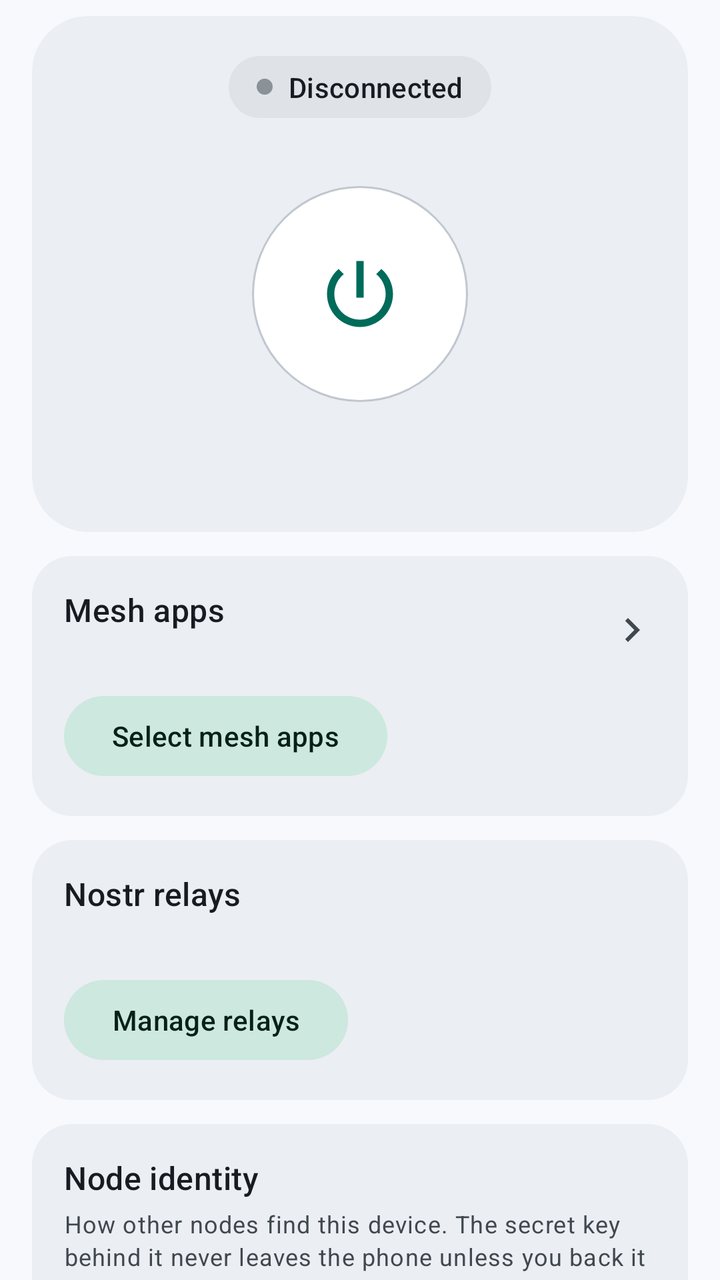
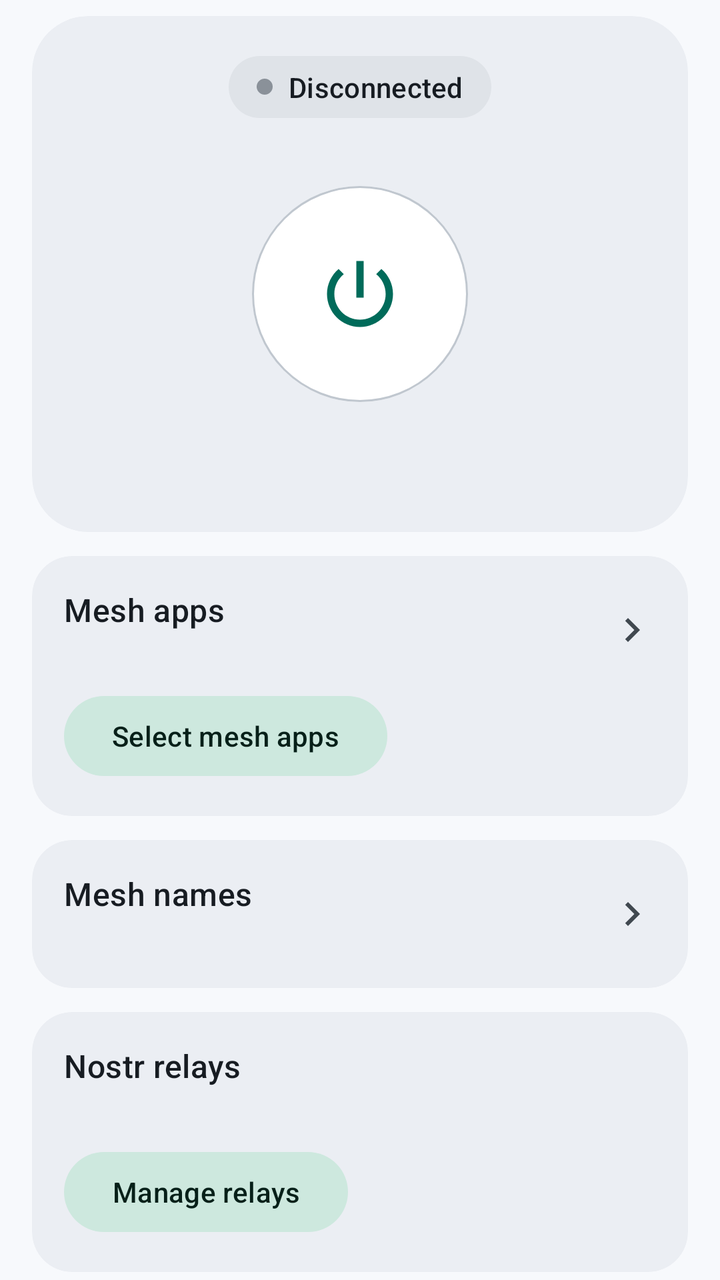

Screens rendered from an Android XML layout before and after an edit, with the pre-edit source and the edit as a unified diff.
<!-- AndroidManifest.xml: application theme Theme.Fips -->
<!-- res/layout/fragment_overview.xml -->
<?xml version="1.0" encoding="utf-8"?>
<androidx.core.widget.NestedScrollView
    xmlns:android="http://schemas.android.com/apk/res/android"
    xmlns:app="http://schemas.android.com/apk/res-auto"
    android:layout_width="match_parent"
    android:layout_height="match_parent"
    android:clipToPadding="false"
    android:paddingHorizontal="16dp"
    android:paddingTop="8dp"
    android:paddingBottom="96dp">

    <LinearLayout
        android:layout_width="match_parent"
        android:layout_height="wrap_content"
        android:orientation="vertical">

        
        <com.google.android.material.card.MaterialCardView
            style="@style/Widget.Fips.Card.Hero">

            <LinearLayout
                android:layout_width="match_parent"
                android:layout_height="wrap_content"
                android:gravity="center_horizontal"
                android:orientation="vertical"
                android:paddingHorizontal="16dp"
                android:paddingTop="20dp"
                android:paddingBottom="16dp">

                <LinearLayout
                    android:layout_width="wrap_content"
                    android:layout_height="wrap_content"
                    android:background="@drawable/bg_pill"
                    android:gravity="center_vertical"
                    android:orientation="horizontal"
                    android:paddingHorizontal="14dp"
                    android:paddingVertical="6dp">

                    <View
                        android:id="@+id/status_dot"
                        android:layout_width="8dp"
                        android:layout_height="8dp"
                        android:background="@drawable/dot" />

                    <TextView
                        android:id="@+id/status_headline"
                        android:layout_width="wrap_content"
                        android:layout_height="wrap_content"
                        android:layout_marginStart="8dp"
                        android:text="Disconnected"
                        android:textAppearance="?attr/textAppearanceLabelLarge"
                        android:textColor="?attr/colorOnSurface" />
                </LinearLayout>

                <FrameLayout
                    android:layout_width="152dp"
                    android:layout_height="152dp"
                    android:layout_marginTop="12dp">

                    <View
                        android:id="@+id/power_halo"
                        android:layout_width="match_parent"
                        android:layout_height="match_parent"
                        android:alpha="0"
                        android:background="@drawable/bg_halo" />

                    <com.google.android.material.button.MaterialButton
                        android:id="@+id/connect_toggle"
                        style="@style/Widget.Material3.Button.IconButton.Filled"
                        android:layout_width="108dp"
                        android:layout_height="108dp"
                        android:layout_gravity="center"
                        android:contentDescription="Connect to the mesh"
                        android:insetLeft="0dp"
                        android:insetTop="0dp"
                        android:insetRight="0dp"
                        android:insetBottom="0dp"
                        android:padding="0dp"
                        app:backgroundTint="@color/power_bg"
                        app:icon="@drawable/ic_power"
                        app:iconGravity="textStart"
                        app:iconPadding="0dp"
                        app:iconSize="44dp"
                        app:iconTint="@color/power_icon"
                        app:shapeAppearanceOverlay="@style/ShapeAppearance.Fips.Circle"
                        app:strokeColor="?attr/colorOutlineVariant"
                        app:strokeWidth="1dp" />
                </FrameLayout>

                <TextView
                    android:id="@+id/status_detail"
                    android:layout_width="match_parent"
                    android:layout_height="wrap_content"
                    android:layout_marginTop="8dp"
                    android:gravity="center_horizontal"
                    android:textAppearance="?attr/textAppearanceBodyMedium"
                    android:textColor="?attr/colorOnSurfaceVariant" />

                
                <LinearLayout
                    android:id="@+id/stats_row"
                    android:layout_width="match_parent"
                    android:layout_height="wrap_content"
                    android:layout_marginTop="16dp"
                    android:baselineAligned="false"
                    android:orientation="horizontal"
                    android:visibility="gone">

                    <LinearLayout style="@style/Widget.Fips.StatTile">
                        <TextView
                            android:id="@+id/stat_mesh"
                            style="@style/Widget.Fips.StatValue" />
                        <TextView
                            style="@style/Widget.Fips.Label"
                            android:text="Mesh nodes" />
                    </LinearLayout>

                    <LinearLayout
                        style="@style/Widget.Fips.StatTile"
                        android:layout_marginHorizontal="8dp">
                        <TextView
                            android:id="@+id/stat_links"
                            style="@style/Widget.Fips.StatValue" />
                        <TextView
                            style="@style/Widget.Fips.Label"
                            android:text="Links" />
                    </LinearLayout>

                    <LinearLayout style="@style/Widget.Fips.StatTile">
                        <TextView
                            android:id="@+id/stat_role"
                            style="@style/Widget.Fips.StatValue" />
                        <TextView
                            style="@style/Widget.Fips.Label"
                            android:text="Role" />
                    </LinearLayout>
                </LinearLayout>
            </LinearLayout>
        </com.google.android.material.card.MaterialCardView>

        
        <com.google.android.material.card.MaterialCardView
            android:id="@+id/battery_card"
            style="@style/Widget.Fips.Card.Banner"
            android:visibility="gone">

            <LinearLayout
                android:layout_width="match_parent"
                android:layout_height="wrap_content"
                android:orientation="vertical"
                android:paddingHorizontal="16dp"
                android:paddingTop="16dp"
                android:paddingBottom="4dp">

                <TextView
                    android:layout_width="wrap_content"
                    android:layout_height="wrap_content"
                    android:text="Keep the mesh alive in the background"
                    android:textAppearance="?attr/textAppearanceTitleMedium"
                    android:textColor="?attr/colorOnTertiaryContainer" />

                <TextView
                    style="@style/Widget.Fips.Summary"
                    android:text="Android's battery optimisation freezes this app when the screen is off, which drops the mesh until you open it again. Exempting FIPS keeps the node connected."
                    android:textColor="?attr/colorOnTertiaryContainer" />

                <LinearLayout
                    android:layout_width="wrap_content"
                    android:layout_height="wrap_content"
                    android:layout_gravity="end"
                    android:layout_marginTop="4dp"
                    android:orientation="horizontal">

                    <com.google.android.material.button.MaterialButton
                        android:id="@+id/battery_dismiss"
                        style="@style/Widget.Material3.Button.TextButton"
                        android:layout_width="wrap_content"
                        android:layout_height="wrap_content"
                        android:text="Not now"
                        android:textColor="?attr/colorOnTertiaryContainer" />

                    <com.google.android.material.button.MaterialButton
                        android:id="@+id/battery_allow"
                        style="@style/Widget.Material3.Button.TextButton"
                        android:layout_width="wrap_content"
                        android:layout_height="wrap_content"
                        android:text="Allow"
                        android:textColor="?attr/colorOnTertiaryContainer" />
                </LinearLayout>
            </LinearLayout>
        </com.google.android.material.card.MaterialCardView>

        
        <com.google.android.material.card.MaterialCardView
            android:id="@+id/mesh_apps_card"
            style="@style/Widget.Fips.Card"
            android:clickable="true"
            android:focusable="true">

            <LinearLayout
                android:layout_width="match_parent"
                android:layout_height="wrap_content"
                android:orientation="vertical"
                android:padding="16dp">

                <LinearLayout
                    android:layout_width="match_parent"
                    android:layout_height="wrap_content"
                    android:gravity="center_vertical"
                    android:orientation="horizontal">

                    <LinearLayout
                        android:layout_width="0dp"
                        android:layout_height="wrap_content"
                        android:layout_weight="1"
                        android:orientation="vertical">

                        <TextView
                            style="@style/Widget.Fips.CardTitle"
                            android:text="Mesh apps" />

                        <TextView
                            android:id="@+id/mesh_apps_summary"
                            style="@style/Widget.Fips.Summary" />
                    </LinearLayout>

                    <ImageView
                        android:layout_width="24dp"
                        android:layout_height="24dp"
                        android:layout_marginStart="8dp"
                        android:importantForAccessibility="no"
                        android:src="@drawable/ic_chevron_right"
                        app:tint="?attr/colorOnSurfaceVariant" />
                </LinearLayout>

                
                <LinearLayout
                    android:id="@+id/mesh_apps_icons"
                    android:layout_width="match_parent"
                    android:layout_height="wrap_content"
                    android:layout_marginTop="12dp"
                    android:gravity="center_vertical"
                    android:orientation="horizontal"
                    android:visibility="gone" />

                <com.google.android.material.button.MaterialButton
                    android:id="@+id/pick_apps"
                    style="@style/Widget.Material3.Button.TonalButton"
                    android:layout_width="wrap_content"
                    android:layout_height="wrap_content"
                    android:layout_marginTop="8dp"
                    android:text="Select mesh apps" />
            </LinearLayout>
        </com.google.android.material.card.MaterialCardView>

        
        <com.google.android.material.card.MaterialCardView
            style="@style/Widget.Fips.Card">

            <LinearLayout
                android:layout_width="match_parent"
                android:layout_height="wrap_content"
                android:orientation="vertical"
                android:padding="16dp">

                <LinearLayout
                    android:layout_width="match_parent"
                    android:layout_height="wrap_content"
                    android:gravity="center_vertical"
                    android:orientation="horizontal">

                    <TextView
                        style="@style/Widget.Fips.CardTitle"
                        android:layout_width="0dp"
                        android:layout_weight="1"
                        android:text="Nostr relays" />

                    <TextView
                        android:id="@+id/relays_count"
                        android:layout_width="wrap_content"
                        android:layout_height="wrap_content"
                        android:background="@drawable/bg_pill"
                        android:paddingHorizontal="10dp"
                        android:paddingVertical="3dp"
                        android:textAppearance="?attr/textAppearanceLabelMedium"
                        android:textColor="?attr/colorOnSurfaceVariant"
                        android:visibility="gone" />
                </LinearLayout>

                <TextView
                    android:id="@+id/relays_summary"
                    style="@style/Widget.Fips.Summary" />

                <LinearLayout
                    android:id="@+id/relays_list"
                    android:layout_width="match_parent"
                    android:layout_height="wrap_content"
                    android:layout_marginTop="8dp"
                    android:orientation="vertical"
                    android:visibility="gone" />

                <com.google.android.material.button.MaterialButton
                    android:id="@+id/manage_relays"
                    style="@style/Widget.Material3.Button.TonalButton"
                    android:layout_width="wrap_content"
                    android:layout_height="wrap_content"
                    android:layout_marginTop="8dp"
                    android:text="Manage relays" />
            </LinearLayout>
        </com.google.android.material.card.MaterialCardView>

        
        <com.google.android.material.card.MaterialCardView
            style="@style/Widget.Fips.Card">

            <LinearLayout
                android:layout_width="match_parent"
                android:layout_height="wrap_content"
                android:orientation="vertical"
                android:padding="16dp">

                <TextView
                    style="@style/Widget.Fips.CardTitle"
                    android:text="Node identity" />

                <TextView
                    style="@style/Widget.Fips.Summary"
                    android:text="How other nodes find this device. The secret key behind it never leaves the phone unless you back it up." />

                <TextView
                    style="@style/Widget.Fips.Label"
                    android:layout_marginTop="16dp"
                    android:layout_marginBottom="6dp"
                    android:text="Public key" />

                <LinearLayout
                    android:layout_width="match_parent"
                    android:layout_height="wrap_content"
                    android:background="@drawable/bg_field"
                    android:gravity="center_vertical"
                    android:orientation="horizontal"
                    android:paddingStart="12dp"
                    android:paddingVertical="4dp">

                    <TextView
                        android:id="@+id/identity_npub"
                        style="@style/Widget.Fips.Mono"
                        android:layout_width="0dp"
                        android:layout_height="wrap_content"
                        android:layout_weight="1"
                        android:paddingVertical="8dp"
                        android:textIsSelectable="true" />

                    <com.google.android.material.button.MaterialButton
                        android:id="@+id/copy_npub"
                        style="@style/Widget.Material3.Button.IconButton"
                        android:layout_width="wrap_content"
                        android:layout_height="wrap_content"
                        android:contentDescription="Copy public key"
                        app:icon="@drawable/ic_copy"
                        app:iconSize="20dp" />
                </LinearLayout>

                <TextView
                    style="@style/Widget.Fips.Label"
                    android:layout_marginTop="12dp"
                    android:layout_marginBottom="6dp"
                    android:text="Mesh address" />

                <LinearLayout
                    android:layout_width="match_parent"
                    android:layout_height="wrap_content"
                    android:background="@drawable/bg_field"
                    android:gravity="center_vertical"
                    android:orientation="horizontal"
                    android:paddingStart="12dp"
                    android:paddingVertical="4dp">

                    <TextView
                        android:id="@+id/identity_address"
                        style="@style/Widget.Fips.Mono"
                        android:layout_width="0dp"
                        android:layout_height="wrap_content"
                        android:layout_weight="1"
                        android:paddingVertical="8dp"
                        android:textIsSelectable="true" />

                    <com.google.android.material.button.MaterialButton
                        android:id="@+id/copy_address"
                        style="@style/Widget.Material3.Button.IconButton"
                        android:layout_width="wrap_content"
                        android:layout_height="wrap_content"
                        android:contentDescription="Copy mesh address"
                        app:icon="@drawable/ic_copy"
                        app:iconSize="20dp" />
                </LinearLayout>

                <LinearLayout
                    android:layout_width="match_parent"
                    android:layout_height="wrap_content"
                    android:layout_marginTop="12dp"
                    android:orientation="horizontal">

                    <com.google.android.material.button.MaterialButton
                        android:id="@+id/backup_identity"
                        style="@style/Widget.Material3.Button.TonalButton"
                        android:layout_width="0dp"
                        android:layout_height="wrap_content"
                        android:layout_marginEnd="6dp"
                        android:layout_weight="1"
                        android:text="Back up" />

                    <com.google.android.material.button.MaterialButton
                        android:id="@+id/restore_identity"
                        style="@style/Widget.Material3.Button.OutlinedButton"
                        android:layout_width="0dp"
                        android:layout_height="wrap_content"
                        android:layout_marginStart="6dp"
                        android:layout_weight="1"
                        android:text="Restore" />
                </LinearLayout>

                
                <com.google.android.material.button.MaterialButton
                    android:id="@+id/regenerate"
                    style="@style/Widget.Material3.Button.TextButton"
                    android:layout_width="wrap_content"
                    android:layout_height="wrap_content"
                    android:layout_gravity="center_horizontal"
                    android:text="Regenerate identity"
                    android:textColor="?attr/colorError" />
            </LinearLayout>
        </com.google.android.material.card.MaterialCardView>
    </LinearLayout>
</androidx.core.widget.NestedScrollView>
<!-- resources referenced by this layout -->
<resources>
  <!-- drawable bg_field (drawable) -->
  <?xml version="1.0" encoding="utf-8"?>
  <shape xmlns:android="http://schemas.android.com/apk/res/android" android:shape="rectangle">
      <solid android:color="?attr/colorSurfaceContainerHighest" />
      <corners android:radius="12dp" />
  </shape>
  <!-- drawable bg_halo (drawable) -->
  <?xml version="1.0" encoding="utf-8"?>
  <shape xmlns:android="http://schemas.android.com/apk/res/android" android:shape="oval">
      <solid android:color="?attr/colorPrimary" />
  </shape>
  <!-- drawable bg_pill (drawable) -->
  <?xml version="1.0" encoding="utf-8"?>
  <shape xmlns:android="http://schemas.android.com/apk/res/android" android:shape="rectangle">
      <solid android:color="?attr/colorSurfaceContainerHighest" />
      <corners android:radius="100dp" />
  </shape>
  <!-- drawable dot (drawable) -->
  <?xml version="1.0" encoding="utf-8"?>
  <shape xmlns:android="http://schemas.android.com/apk/res/android" android:shape="oval">
      <solid android:color="@color/status_off" />
  </shape>
  <style name="ShapeAppearance.Fips.Circle" parent="">
          <item name="cornerFamily">rounded</item>
          <item name="cornerSize">50%</item>
      </style>
  <style name="Widget.Fips.Card.Banner">
          <item name="cardBackgroundColor">?attr/colorTertiaryContainer</item>
      </style>
  <style name="Widget.Fips.Card.Hero">
          <item name="cardCornerRadius">28dp</item>
      </style>
  <style name="Widget.Fips.Mono" parent="">
          <item name="android:fontFamily">monospace</item>
          <item name="android:textSize">12sp</item>
          <item name="android:textColor">?attr/colorOnSurface</item>
          <item name="android:lineSpacingMultiplier">1.2</item>
      </style>
  <style name="Widget.Fips.StatValue" parent="">
          <item name="android:layout_width">wrap_content</item>
          <item name="android:layout_height">wrap_content</item>
          <item name="android:textAppearance">?attr/textAppearanceTitleLarge</item>
          <item name="android:textColor">?attr/colorOnSurface</item>
      </style>
  <style name="Theme.Fips" parent="Base.Theme.Fips" />
  <color name="status_off">#8A9199</color>
  <color name="fips_primary">#006B5A</color>
  <color name="fips_on_primary">#FFFFFF</color>
  <color name="fips_primary_container">#9EF2DC</color>
  <color name="fips_on_primary_container">#00201A</color>
  <color name="fips_inverse_primary">#82D5C0</color>
  <color name="fips_secondary">#4B635B</color>
  <color name="fips_on_secondary">#FFFFFF</color>
  <color name="fips_secondary_container">#CDE8DE</color>
  <color name="fips_on_secondary_container">#072019</color>
  <color name="fips_tertiary">#426277</color>
  <color name="fips_on_tertiary">#FFFFFF</color>
  <color name="fips_tertiary_container">#C7E7FF</color>
  <color name="fips_on_tertiary_container">#001E2E</color>
  <color name="fips_error">#BA1A1A</color>
  <color name="fips_on_error">#FFFFFF</color>
  <color name="fips_error_container">#FFDAD6</color>
  <color name="fips_on_error_container">#410002</color>
  <color name="fips_surface">#F7F9FC</color>
  <color name="fips_on_surface">#171C22</color>
  <color name="fips_surface_variant">#DCE3EA</color>
  <color name="fips_on_surface_variant">#40484F</color>
  <color name="fips_outline">#707880</color>
  <color name="fips_outline_variant">#C0C7CF</color>
  <color name="fips_inverse_surface">#2C3137</color>
  <color name="fips_inverse_on_surface">#EEF1F6</color>
  <color name="fips_surface_dim">#D7DADF</color>
  <color name="fips_surface_bright">#F7F9FC</color>
  <color name="fips_surface_container_lowest">#FFFFFF</color>
  <color name="fips_surface_container_low">#F1F4F8</color>
  <color name="fips_surface_container">#EBEEF3</color>
  <color name="fips_surface_container_high">#E5E8ED</color>
  <color name="fips_surface_container_highest">#DFE3E8</color>
  <!-- unchanged entries left out for length: 9 -->
</resources>

<!-- the commit's change to res/layout/fragment_overview.xml (unified diff, before → after) -->
@@ -255,6 +255,45 @@
 
         
         <com.google.android.material.card.MaterialCardView
+            android:id="@+id/mesh_names_card"
+            style="@style/Widget.Fips.Card"
+            android:clickable="true"
+            android:focusable="true">
+
+            <LinearLayout
+                android:layout_width="match_parent"
+                android:layout_height="wrap_content"
+                android:gravity="center_vertical"
+                android:orientation="horizontal"
+                android:padding="16dp">
+
+                <LinearLayout
+                    android:layout_width="0dp"
+                    android:layout_height="wrap_content"
+                    android:layout_weight="1"
+                    android:orientation="vertical">
+
+                    <TextView
+                        style="@style/Widget.Fips.CardTitle"
+                        android:text="Mesh names" />
+
+                    <TextView
+                        android:id="@+id/mesh_names_summary"
+                        style="@style/Widget.Fips.Summary" />
+                </LinearLayout>
+
+                <ImageView
+                    android:layout_width="24dp"
+                    android:layout_height="24dp"
+                    android:layout_marginStart="8dp"
+                    android:importantForAccessibility="no"
+                    android:src="@drawable/ic_chevron_right"
+                    app:tint="?attr/colorOnSurfaceVariant" />
+            </LinearLayout>
+        </com.google.android.material.card.MaterialCardView>
+
+        
+        <com.google.android.material.card.MaterialCardView
             style="@style/Widget.Fips.Card">
 
             <LinearLayout
